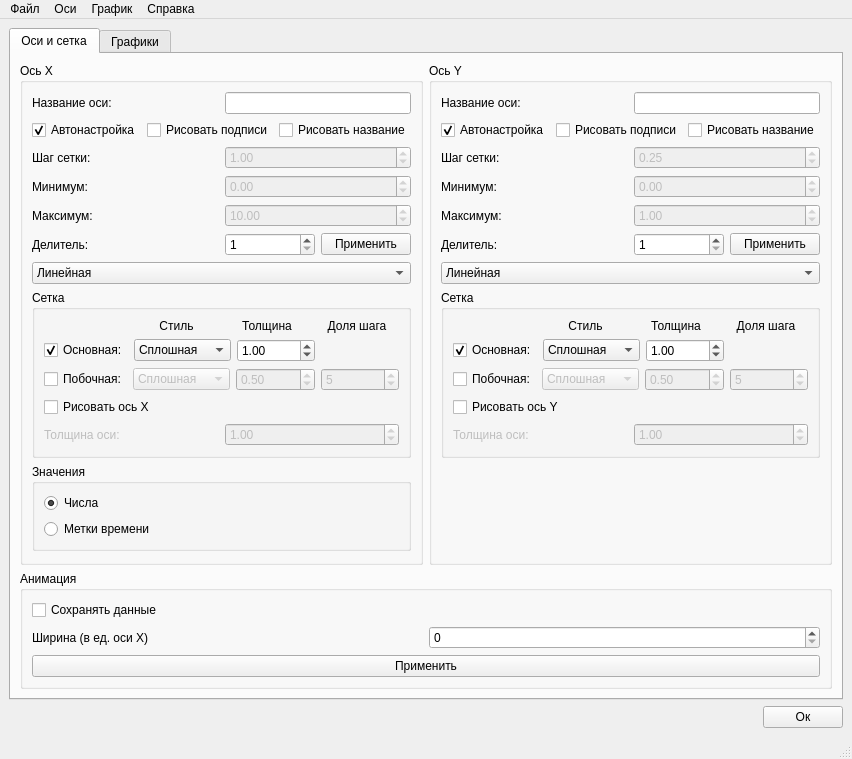
First picture: the form in cornplot/forms/cornplot_gui.ui, repository AOvsyannikov1/cornplot, before the edit.
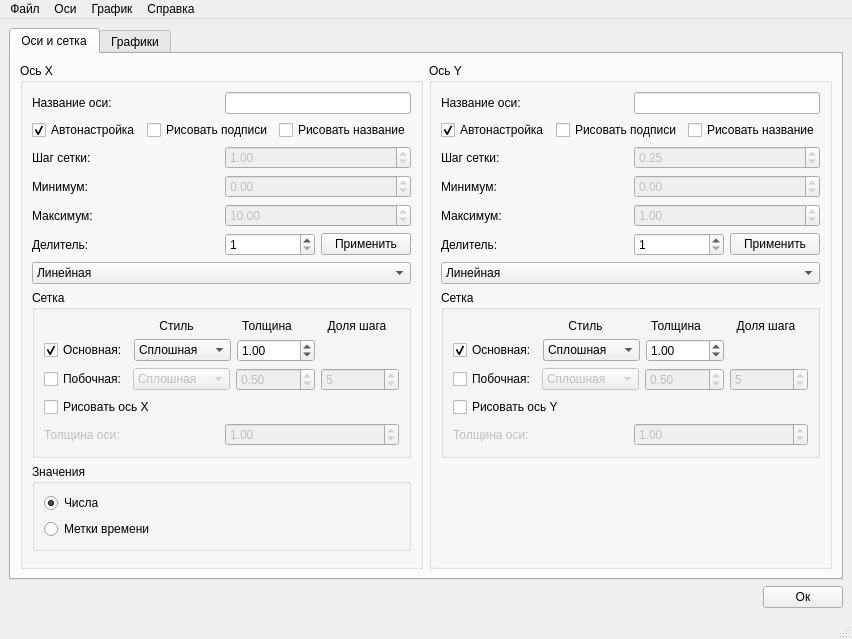
Second picture: the form after the edit.

```diff
--- a/cornplot/forms/cornplot_gui.ui
+++ b/cornplot/forms/cornplot_gui.ui
@@ -7,7 +7,7 @@
     <x>0</x>
     <y>0</y>
     <width>792</width>
-    <height>725</height>
+    <height>639</height>
    </rect>
   </property>
   <property name="windowTitle">
@@ -1036,51 +1036,6 @@
           </item>
          </layout>
         </item>
-        <item row="1" column="0">
-         <widget class="QGroupBox" name="groupBox_11">
-          <property name="title">
-           <string>Анимация</string>
-          </property>
-          <layout class="QGridLayout" name="gridLayout_28">
-           <item row="0" column="0">
-            <layout class="QVBoxLayout" name="verticalLayout_9">
-             <item>
-              <widget class="QCheckBox" name="saveAnimatedData">
-               <property name="text">
-                <string>Сохранять данные</string>
-               </property>
-              </widget>
-             </item>
-             <item>
-              <layout class="QHBoxLayout" name="horizontalLayout_65">
-               <item>
-                <widget class="QLabel" name="label_72">
-                 <property name="text">
-                  <string>Ширина (в ед. оси Х)</string>
-                 </property>
-                </widget>
-               </item>
-               <item>
-                <widget class="QSpinBox" name="animatedWidth">
-                 <property name="maximum">
-                  <number>1000000000</number>
-                 </property>
-                </widget>
-               </item>
-              </layout>
-             </item>
-             <item>
-              <widget class="QPushButton" name="acceptAnimationSettings">
-               <property name="text">
-                <string>Применить</string>
-               </property>
-              </widget>
-             </item>
-            </layout>
-           </item>
-          </layout>
-         </widget>
-        </item>
        </layout>
       </widget>
       <widget class="QWidget" name="plotTab">
```
Left out of the diff: 6 changed lines with no effect on the pictures.
